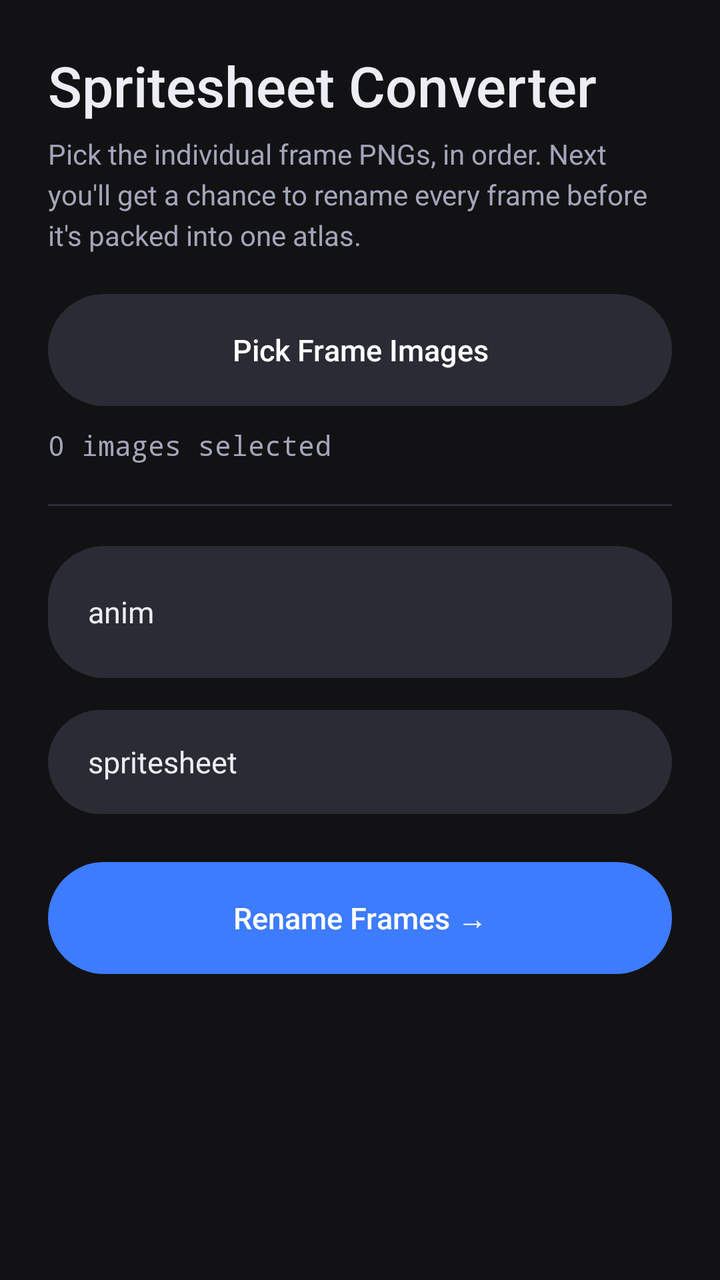
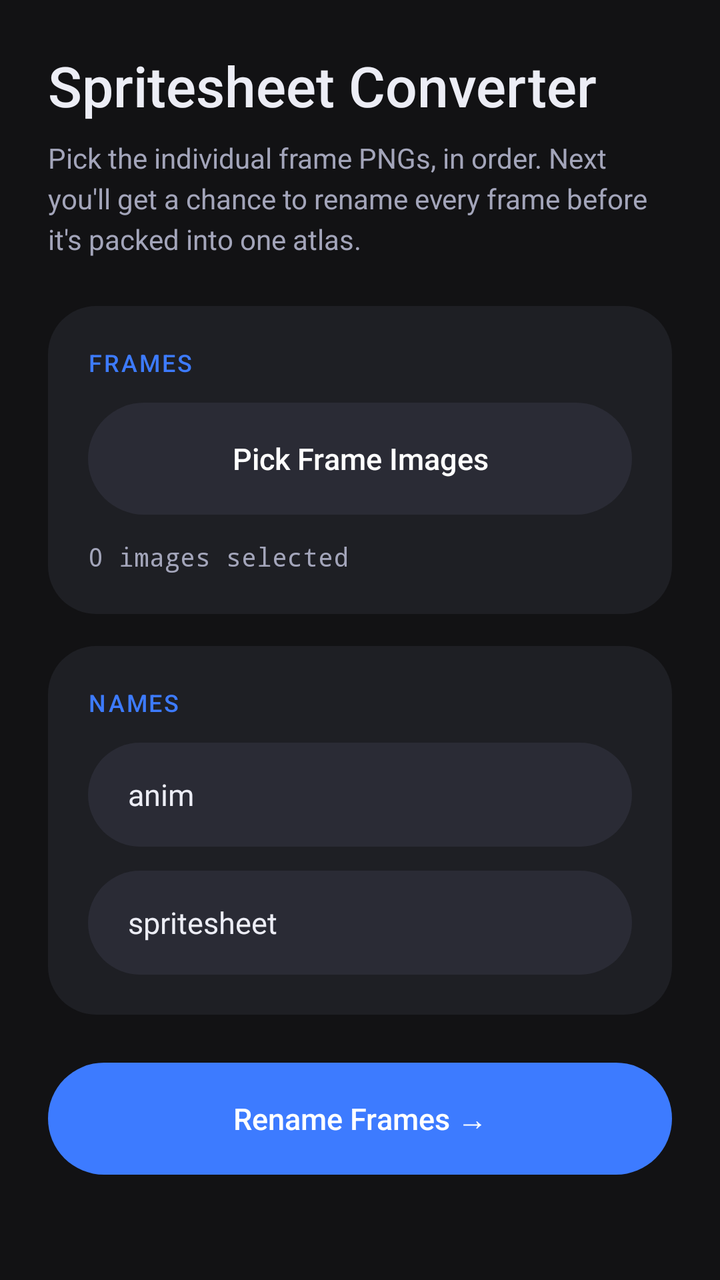

Two renders of the same Android screen: before a commit and after it. Below are the layout's source before the change and the commit's diff.
<!-- AndroidManifest.xml: application theme Theme.ZenFNFToolkit -->
<!-- res/layout/activity_spritesheet_converter.xml -->
<?xml version="1.0" encoding="utf-8"?>
<ScrollView xmlns:android="http://schemas.android.com/apk/res/android"
    android:layout_width="match_parent"
    android:layout_height="match_parent"
    android:background="@color/bw_black">

    <LinearLayout
        android:layout_width="match_parent"
        android:layout_height="wrap_content"
        android:orientation="vertical"
        android:padding="24dp">

        <TextView
            android:id="@+id/tvHeader"
            style="@style/ZenHeader"
            android:layout_width="wrap_content"
            android:layout_height="wrap_content"
            android:text="Spritesheet Converter"
            android:layout_marginBottom="6dp" />

        <TextView
            android:id="@+id/tvBody"
            style="@style/ZenBody"
            android:layout_width="wrap_content"
            android:layout_height="wrap_content"
            android:text="Pick the individual frame PNGs, in order. Next you'll get a chance to rename every frame before it's packed into one atlas."
            android:layout_marginBottom="20dp" />

        <Button
            android:id="@+id/btnPickImages"
            style="@style/ZenButtonOutline"
            android:layout_width="match_parent"
            android:layout_height="wrap_content"
            android:text="Pick Frame Images" />

        <TextView
            android:id="@+id/tvStatus"
            android:layout_width="wrap_content"
            android:layout_height="wrap_content"
            android:layout_marginTop="10dp"
            android:text="0 images selected"
            android:textColor="@color/bw_grey"
            android:fontFamily="monospace" />

        <View android:layout_width="match_parent" android:layout_height="1dp"
            android:background="@drawable/bw_hairline" android:layout_marginTop="20dp" android:layout_marginBottom="20dp" />

        <EditText
            android:id="@+id/etFrameName"
            android:layout_width="match_parent"
            android:layout_height="wrap_content"
            android:hint="Animation name (used for frame naming)"
            android:text="anim" />

        <EditText
            android:id="@+id/etOutputName"
            android:layout_width="match_parent"
            android:layout_height="wrap_content"
            android:layout_marginTop="16dp"
            android:hint="Output file name (no extension)"
            android:text="spritesheet" />

        <Button
            android:id="@+id/btnConvert"
            style="@style/ZenButton"
            android:layout_width="match_parent"
            android:layout_height="wrap_content"
            android:layout_marginTop="24dp"
            android:text="Rename Frames →" />

    </LinearLayout>
</ScrollView>
<!-- resources referenced by this layout -->
<resources>
  <color name="bw_black">#121214</color>
  <color name="bw_grey">#A3A5BA</color>
  <!-- drawable bw_hairline (drawable) -->
  <shape xmlns:android="http://schemas.android.com/apk/res/android" android:shape="rectangle">
      <solid android:color="@color/bw_hairline" />
      <size android:height="1dp" />
  </shape>
  <style name="ZenBody">
          <item name="android:textColor">@color/bw_grey</item>
          <item name="android:textSize">14sp</item>
          <item name="android:lineSpacingExtra">4dp</item>
      </style>
  <style name="ZenButton">
          <item name="android:background">@drawable/bw_button_bg</item>
          <item name="android:textColor">@color/zen_button_text</item>
          <item name="android:textAllCaps">false</item>
          <item name="android:textSize">15sp</item>
          <item name="android:fontFamily">sans-serif-medium</item>
          <item name="android:minHeight">56dp</item>
          <item name="android:paddingLeft">24dp</item>
          <item name="android:paddingRight">24dp</item>
          <item name="android:stateListAnimator">@null</item>
          <item name="android:elevation">0dp</item>
      </style>
  <style name="ZenButtonOutline">
          <item name="android:background">@drawable/bw_button_outline_bg</item>
          <item name="android:textColor">@color/zen_button_text</item>
          <item name="android:textAllCaps">false</item>
          <item name="android:textSize">15sp</item>
          <item name="android:fontFamily">sans-serif-medium</item>
          <item name="android:minHeight">56dp</item>
          <item name="android:paddingLeft">24dp</item>
          <item name="android:paddingRight">24dp</item>
          <item name="android:stateListAnimator">@null</item>
          <item name="android:elevation">0dp</item>
      </style>
  <style name="ZenHeader">
          <item name="android:textColor">@color/bw_white</item>
          <item name="android:textSize">28sp</item>
          <item name="android:fontFamily">sans-serif-medium</item>
          <item name="android:textAllCaps">false</item>
          <item name="android:letterSpacing">0</item>
      </style>
  <color name="bw_hairline">#2E2F3A</color>
  <color name="bw_white">#ECEDF5</color>
  <color name="fnf_accent">#3D7BFF</color>
  <color name="fnf_on_accent">#FFFFFF</color>
  <color name="bw_panel">#1E1F24</color>
  <style name="ZenWindowAnimation">
          <item name="android:activityOpenEnterAnimation">@anim/zen_enter</item>
          <item name="android:activityOpenExitAnimation">@anim/zen_exit</item>
          <item name="android:activityCloseEnterAnimation">@anim/zen_enter_back</item>
          <item name="android:activityCloseExitAnimation">@anim/zen_exit_back</item>
      </style>
  <color name="bw_surface_high">#363746</color>
  <style name="ZenEditText" parent="Widget.AppCompat.EditText">
          <item name="android:textColor">@color/bw_white</item>
          <item name="android:textColorHint">@color/bw_grey_dim</item>
          <item name="android:textSize">15sp</item>
          <item name="android:background">@drawable/bw_edittext_underline</item>
          <item name="android:minHeight">52dp</item>
      </style>
  <color name="bw_surface">#2A2B35</color>
  <color name="fnf_accent_dark">#2A62DB</color>
  <color name="bw_grey_dim">#6E7086</color>
  <!-- unchanged entries left out for length: 4 -->
</resources>

<!-- the commit's change to res/layout/activity_spritesheet_converter.xml (unified diff, before → after) -->
@@ -8,57 +8,89 @@
         android:layout_width="match_parent"
         android:layout_height="wrap_content"
         android:orientation="vertical"
-        android:padding="24dp">
+        android:padding="24dp"
+        android:paddingTop="40dp">
 
         <TextView
             android:id="@+id/tvHeader"
             style="@style/ZenHeader"
             android:layout_width="wrap_content"
             android:layout_height="wrap_content"
-            android:text="Spritesheet Converter"
-            android:layout_marginBottom="6dp" />
+            android:layout_marginBottom="8dp"
+            android:text="Spritesheet Converter" />
 
         <TextView
             android:id="@+id/tvBody"
             style="@style/ZenBody"
             android:layout_width="wrap_content"
             android:layout_height="wrap_content"
-            android:text="Pick the individual frame PNGs, in order. Next you'll get a chance to rename every frame before it's packed into one atlas."
-            android:layout_marginBottom="20dp" />
+            android:layout_marginBottom="24dp"
+            android:text="Pick the individual frame PNGs, in order. Next you'll get a chance to rename every frame before it's packed into one atlas." />
 
-        <Button
-            android:id="@+id/btnPickImages"
-            style="@style/ZenButtonOutline"
+        <LinearLayout
             android:layout_width="match_parent"
             android:layout_height="wrap_content"
-            android:text="Pick Frame Images" />
+            android:background="@drawable/bw_card_bg"
+            android:orientation="vertical"
+            android:padding="20dp">
 
-        <TextView
-            android:id="@+id/tvStatus"
-            android:layout_width="wrap_content"
-            android:layout_height="wrap_content"
-            android:layout_marginTop="10dp"
-            android:text="0 images selected"
-            android:textColor="@color/bw_grey"
-            android:fontFamily="monospace" />
+            <TextView
+                style="@style/ZenSectionLabel"
+                android:layout_width="wrap_content"
+                android:layout_height="wrap_content"
+                android:layout_marginBottom="12dp"
+                android:text="Frames" />
 
-        <View android:layout_width="match_parent" android:layout_height="1dp"
-            android:background="@drawable/bw_hairline" android:layout_marginTop="20dp" android:layout_marginBottom="20dp" />
+            <Button
+                android:id="@+id/btnPickImages"
+                style="@style/ZenButtonOutline"
+                android:layout_width="match_parent"
+                android:layout_height="wrap_content"
+                android:text="Pick Frame Images" />
 
-        <EditText
-            android:id="@+id/etFrameName"
-            android:layout_width="match_parent"
-            android:layout_height="wrap_content"
-            android:hint="Animation name (used for frame naming)"
-            android:text="anim" />
+            <TextView
+                android:id="@+id/tvStatus"
+                android:layout_width="wrap_content"
+                android:layout_height="wrap_content"
+                android:layout_marginTop="12dp"
+                android:fontFamily="monospace"
+                android:text="0 images selected"
+                android:textColor="@color/bw_grey"
+                android:textSize="13sp" />
+        </LinearLayout>
 
-        <EditText
-            android:id="@+id/etOutputName"
+        <LinearLayout
             android:layout_width="match_parent"
             android:layout_height="wrap_content"
             android:layout_marginTop="16dp"
-            android:hint="Output file name (no extension)"
-            android:text="spritesheet" />
+            android:background="@drawable/bw_card_bg"
+            android:orientation="vertical"
+            android:padding="20dp">
+
+            <TextView
+                style="@style/ZenSectionLabel"
+                android:layout_width="wrap_content"
+                android:layout_height="wrap_content"
+                android:layout_marginBottom="12dp"
+                android:text="Names" />
+
+            <EditText
+                android:id="@+id/etFrameName"
+                android:layout_width="match_parent"
+                android:layout_height="wrap_content"
+                android:hint="Animation name (used for frame naming)"
+                android:singleLine="true"
+                android:text="anim" />
+
+            <EditText
+                android:id="@+id/etOutputName"
+                android:layout_width="match_parent"
+                android:layout_height="wrap_content"
+                android:layout_marginTop="12dp"
+                android:hint="Output file name (no extension)"
+                android:singleLine="true"
+                android:text="spritesheet" />
+        </LinearLayout>
 
         <Button
             android:id="@+id/btnConvert"
<!-- resource entries referenced after the edit -->
@@ -2,10 +2,10 @@
 <resources>
   <color name="bw_black">#121214</color>
   <color name="bw_grey">#A3A5BA</color>
-  <!-- drawable bw_hairline (drawable) -->
+  <!-- drawable bw_card_bg (drawable) -->
   <shape xmlns:android="http://schemas.android.com/apk/res/android" android:shape="rectangle">
-      <solid android:color="@color/bw_hairline" />
-      <size android:height="1dp" />
+      <solid android:color="@color/bw_panel" />
+      <corners android:radius="24dp" />
   </shape>
   <style name="ZenBody">
           <item name="android:textColor">@color/bw_grey</item>
@@ -43,7 +43,13 @@
           <item name="android:textAllCaps">false</item>
           <item name="android:letterSpacing">0</item>
       </style>
-  <color name="bw_hairline">#2E2F3A</color>
+  <style name="ZenSectionLabel">
+          <item name="android:textColor">@color/fnf_accent</item>
+          <item name="android:textSize">12sp</item>
+          <item name="android:fontFamily">sans-serif-medium</item>
+          <item name="android:letterSpacing">0.08</item>
+          <item name="android:textAllCaps">true</item>
+      </style>
   <color name="bw_white">#ECEDF5</color>
   <color name="fnf_accent">#3D7BFF</color>
   <color name="fnf_on_accent">#FFFFFF</color>
